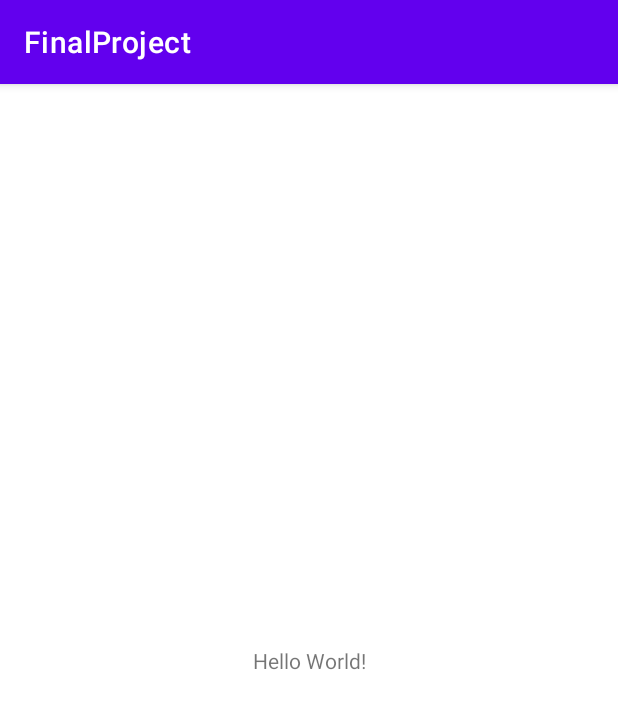
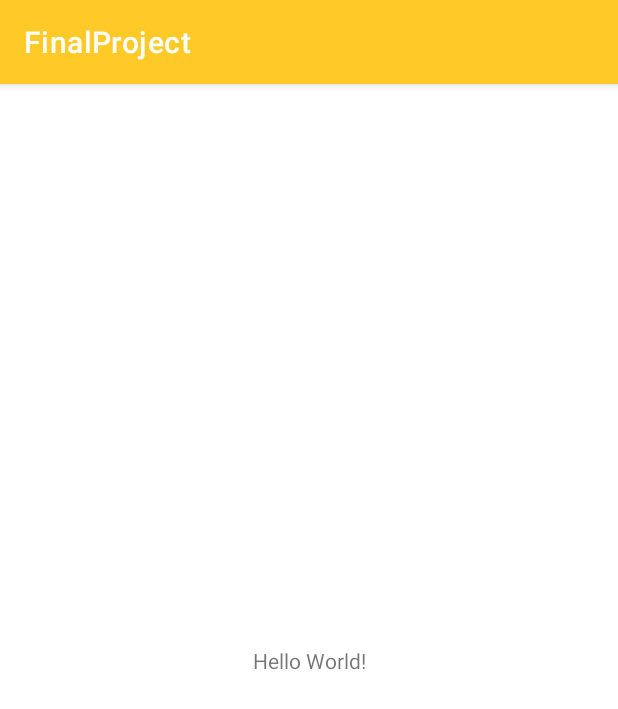
Before and after one commit to tancredi-danna/FinalProject1, an Android app: the screen it shows after launch (MainActivity), on a phone screen of 412 x 824 dp. Shown: the top 709 px of the screen. Run offline under Robolectric (Android 15) with nearby library versions, the phone set to English and light mode, and no system bars.

Commit message:
theme change

```diff
--- a/app/src/main/res/values/colors.xml
+++ b/app/src/main/res/values/colors.xml
@@ -7,4 +7,7 @@
     <color name="teal_700">#FF018786</color>
     <color name="black">#FF000000</color>
     <color name="white">#FFFFFFFF</color>
+    <color name="giallo_zafferano">#ffca28</color>
+    <color name="giallo_chiaro">#fffd61</color>
+    <color name="giallo_scuro">#c79a00</color>
 </resources>
--- a/app/src/main/res/values/themes.xml
+++ b/app/src/main/res/values/themes.xml
@@ -2,9 +2,9 @@
     <!-- Base application theme. -->
     <style name="Theme.FinalProject" parent="Theme.MaterialComponents.DayNight.DarkActionBar">
         <!-- Primary brand color. -->
-        <item name="colorPrimary">@color/purple_500</item>
-        <item name="colorPrimaryVariant">@color/purple_700</item>
-        <item name="colorOnPrimary">@color/white</item>
+        <item name="colorPrimary">@color/giallo_zafferano</item>
+        <item name="colorPrimaryVariant">@color/giallo_scuro</item>
+        <item name="colorOnPrimary">@color/giallo_chiaro</item>
         <!-- Secondary brand color. -->
         <item name="colorSecondary">@color/teal_200</item>
         <item name="colorSecondaryVariant">@color/teal_700</item>
```
